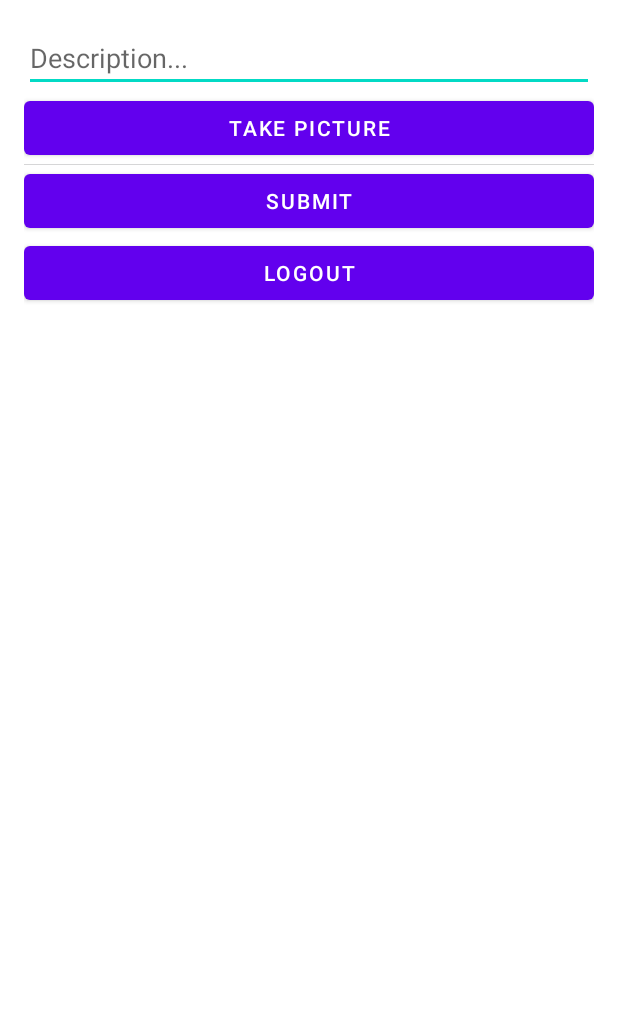
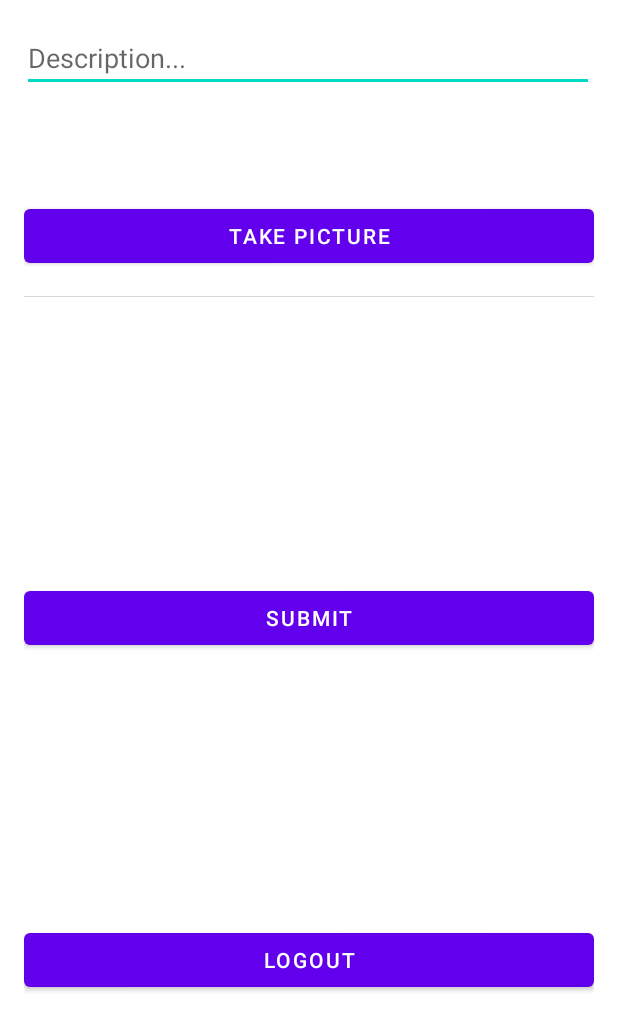
Before and after one commit to mollyxu/Instagram, an Android app: the layout activity_main.xml on its own in the app's theme, with its tools: preview values and no code run, on a phone screen of 412 x 824 dp. Shown: the top 1031 px of the screen. Run offline under Robolectric (Android 15) with nearby library versions, the phone set to English and light mode, and no system bars.

Commit message:
completed step 5 - taking photos and posting (still need to style activity_main)

```diff
--- a/app/src/main/res/layout/activity_main.xml
+++ b/app/src/main/res/layout/activity_main.xml
@@ -1,5 +1,5 @@
 <?xml version="1.0" encoding="utf-8"?>
-<LinearLayout xmlns:android="http://schemas.android.com/apk/res/android"
+<RelativeLayout xmlns:android="http://schemas.android.com/apk/res/android"
     xmlns:app="http://schemas.android.com/apk/res-auto"
     xmlns:tools="http://schemas.android.com/tools"
     android:layout_width="match_parent"
@@ -12,34 +12,47 @@
         android:id="@+id/et_description"
         android:layout_width="match_parent"
         android:layout_height="wrap_content"
-        android:layout_centerInParent="true"
+        android:layout_alignParentStart="true"
+        android:layout_marginStart="-1dp"
         android:hint="Description..." />
 
     <Button
         android:id="@+id/btn_capture_image"
         android:layout_width="match_parent"
         android:layout_height="wrap_content"
+        android:layout_alignParentStart="true"
+        android:layout_alignParentTop="true"
+        android:layout_marginTop="117dp"
         android:text="Take Picture" />
 
     <ImageView
         android:id="@+id/iv_post_image"
         android:layout_width="match_parent"
         android:layout_height="wrap_content"
-        android:layout_centerInParent="true"
-        tools:srcCompat="@tools:sample/avatars"
-        android:hint="Description..." />
+        android:layout_alignParentStart="true"
+        android:layout_alignParentTop="true"
+        android:layout_marginStart="0dp"
+        android:layout_marginTop="181dp"
+        android:hint="Description..."
+        tools:srcCompat="@tools:sample/avatars" />
 
     <Button
         android:id="@+id/btn_submit"
         android:layout_width="match_parent"
         android:layout_height="wrap_content"
+        android:layout_alignParentStart="true"
+        android:layout_centerVertical="true"
         android:text="Submit" />
 
     <Button
         android:id="@+id/btnLogout"
         android:layout_width="match_parent"
         android:layout_height="wrap_content"
+        android:layout_alignParentStart="true"
+        android:layout_alignParentTop="true"
+        android:layout_marginStart="0dp"
+        android:layout_marginTop="600dp"
         android:onClick="onLogoutButton"
         android:text="Logout" />
 
-</LinearLayout>
+</RelativeLayout>
```
Also changed, not shown: app/src/main/AndroidManifest.xml (+16 -0 lines), app/src/main/java/com/example/instagram/MainActivity.java (+111 -1 lines), app/src/main/res/xml/fileprovider.xml (added, +10 -0 lines).
